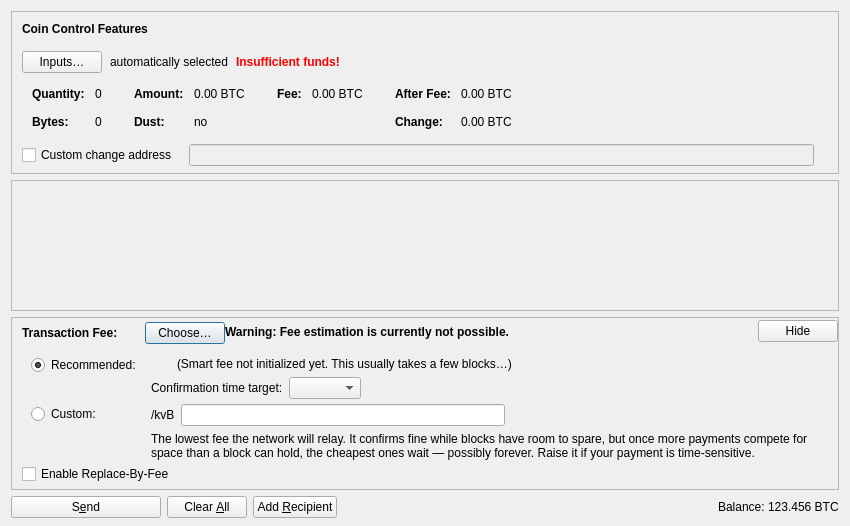
Old version of the form src/qt/forms/sendcoinsdialog.ui in the repository ConcatenaLabs/Sequentia.
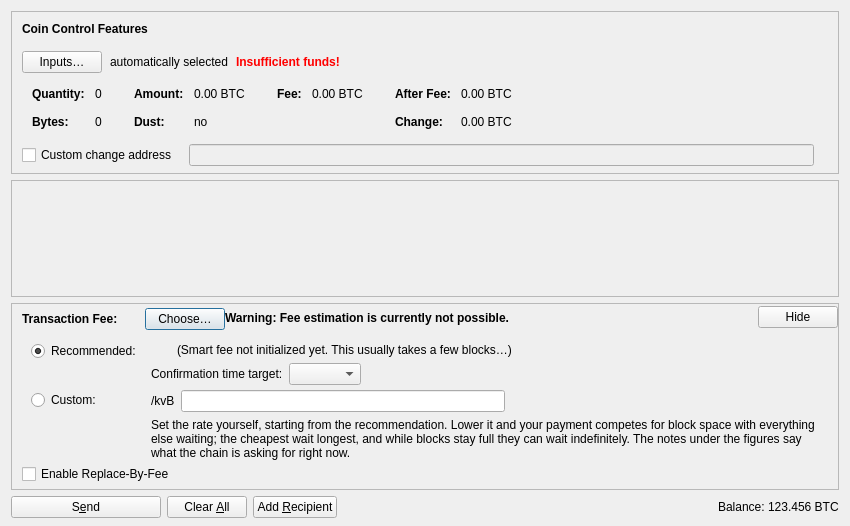
New version of the form. Icons and pictures are not drawn. Custom widgets are drawn as their Qt base class.

Commit message: qt: stop telling Custom it is the lowest fee, now that it is not

```diff
--- a/src/qt/forms/sendcoinsdialog.ui
+++ b/src/qt/forms/sendcoinsdialog.ui
@@ -885,7 +885,7 @@
                   <bool>true</bool>
                  </property>
                  <property name="text">
-                  <string>The lowest fee the network will relay. It confirms fine while blocks have room to spare, but once more payments compete for space than a block can hold, the cheapest ones wait — possibly forever. Raise it if your payment is time-sensitive.</string>
+                  <string>Set the rate yourself, starting from the recommendation. Lower it and your payment competes for block space with everything else waiting; the cheapest wait longest, and while blocks stay full they can wait indefinitely. The notes under the figures say what the chain is asking for right now.</string>
                  </property>
                 </widget>
                </item>
```
